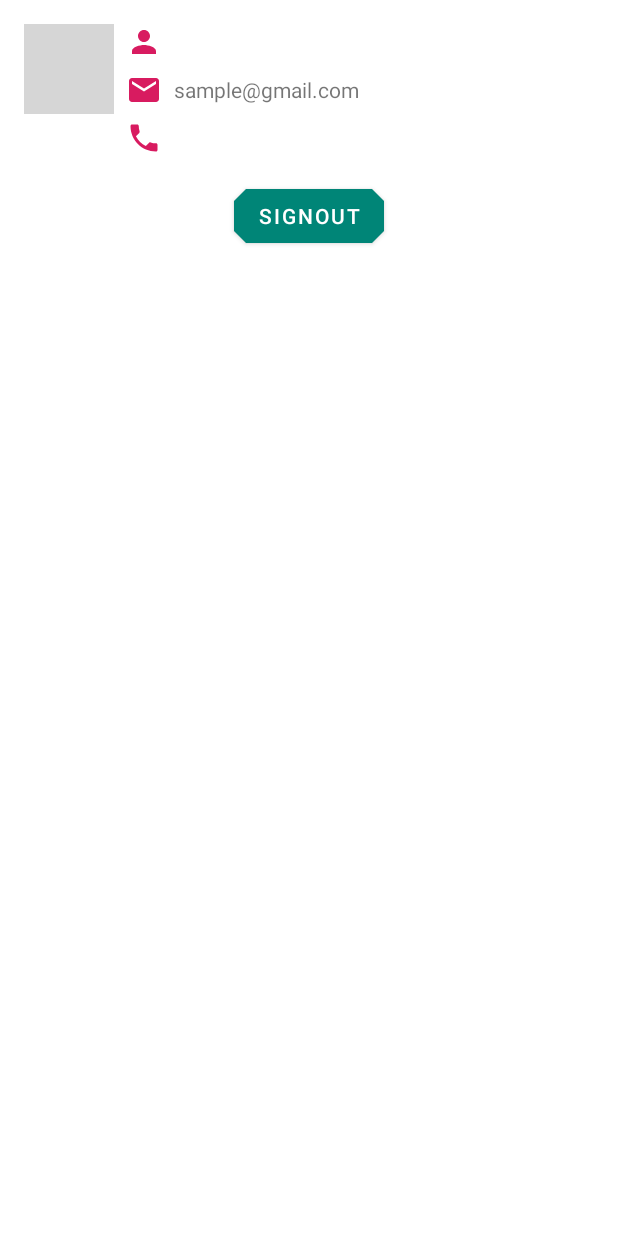
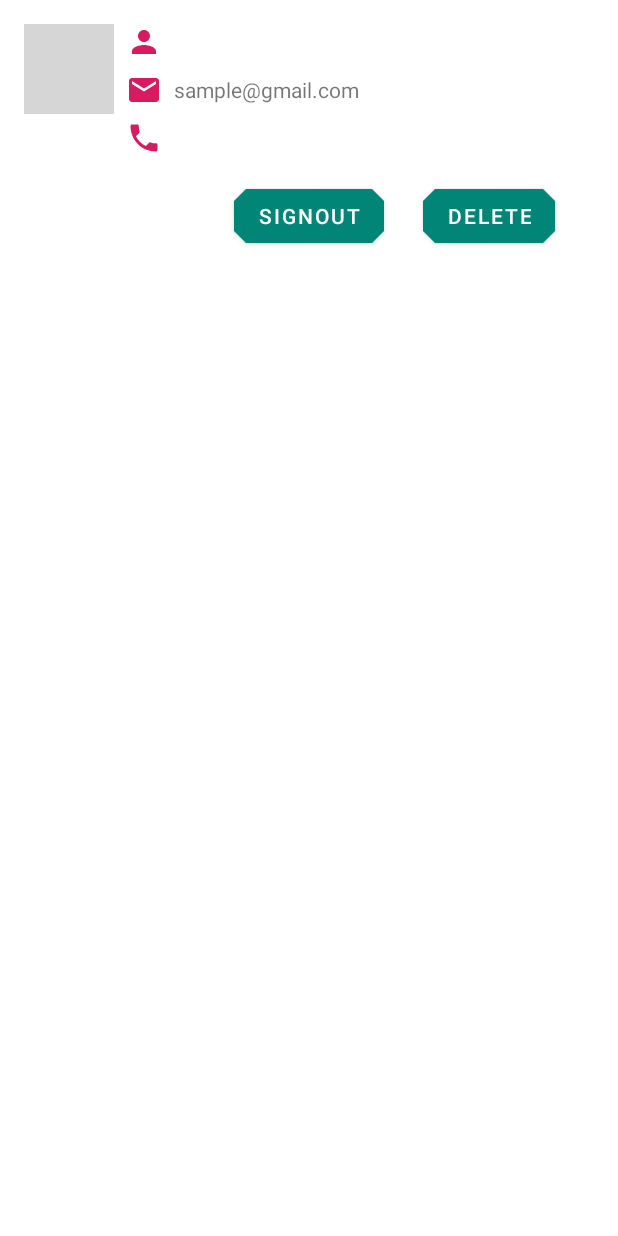
Before and after one commit to alorma/FirebaseAuthDemo, an Android app: the layout main_user_layout.xml on its own in the app's theme, with its tools: preview values and no code run, on a phone screen of 412 x 824 dp. Run offline under Robolectric (Android 15) with nearby library versions, the phone set to English and light mode, and no system bars; grey boxes are pictures that could not be loaded.

Commit message:
Add delete account

```diff
--- a/app/src/main/res/layout/main_user_layout.xml
+++ b/app/src/main/res/layout/main_user_layout.xml
@@ -63,4 +63,14 @@
             android:layout_marginTop="16dp"
             android:text="@string/signout"/>
 
+    <com.google.android.material.button.MaterialButton
+            android:id="@+id/deleteButton"
+            android:layout_width="wrap_content"
+            android:layout_height="wrap_content"
+            app:layout_constraintStart_toEndOf="@id/signOutButton"
+            app:layout_constraintEnd_toEndOf="parent"
+            app:layout_constraintTop_toBottomOf="@id/userPhone"
+            android:layout_marginTop="16dp"
+            android:text="@string/delete_account"/>
+
 </androidx.constraintlayout.widget.ConstraintLayout>
--- a/app/src/main/res/values/strings.xml
+++ b/app/src/main/res/values/strings.xml
@@ -6,4 +6,5 @@
     <string name="no_phone">No phone</string>
     <string name="signin">SignIn</string>
     <string name="signout">SignOut</string>
+    <string name="delete_account">Delete</string>
 </resources>
```
Also changed, not shown: app/src/main/java/com/alorma/firebaseauth/demo/MainActivity.kt (+12 -0 lines).
